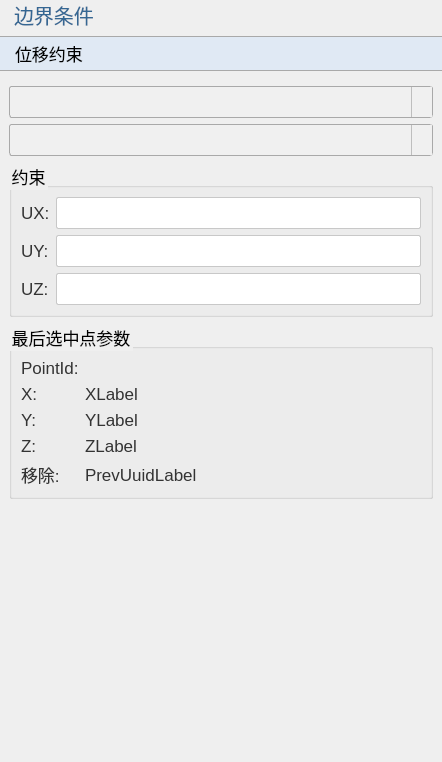
The window that plugins/Base_PhysicalField/DisplacementConstraintWidget.ui (asd977/base_cae) describes before a commit, drawn with Qt 5.
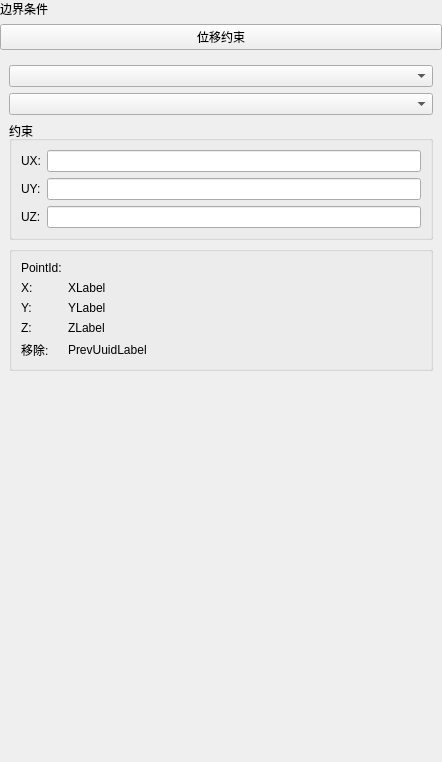
The same window after the commit. Icons and pictures are not drawn.

Commit message: fix(ui): place verticalSpacer at page root layout end

Diff of the .ui file:
```diff
--- a/plugins/Base_PhysicalField/DisplacementConstraintWidget.ui
+++ b/plugins/Base_PhysicalField/DisplacementConstraintWidget.ui
@@ -19,104 +19,6 @@
   <property name="windowTitle">
    <string>Form</string>
   </property>
-  <property name="styleSheet">
-   <string notr="true">QWidget{
-font-family: &quot;Microsoft YaHei&quot;, &quot;微软雅黑&quot;;
-}
-QPushButton {
-    font-size: 17px;
-    min-height: 32px;
-}
-QPushButton#pushButton {
-    background-color: rgb(224, 233, 244);
-    border-width: 1px;
-    border-color: rgb(121, 121, 121);
-    border-style: solid;
-    min-height: 33px;
-    border-top: 1px solid rgb(169, 169, 169);
-    border-bottom: 1px solid rgb(169, 169, 169);
-    border-left: none;
-    border-right: none;
-    text-align: left;
-    padding-left: 15px;
-    font-size: 17px;
-}
-QLabel {
-    font-size: 17px;
-    color: rgb(51, 51, 51);
-}
-QLabel#pageNameLabel {
-    font-size: 20px;
-    padding-left: 9px;
-    color: rgb(53, 103, 147);
-}
-QLineEdit, QTextEdit, QPlainTextEdit, QSpinBox, QDoubleSpinBox, QDateTimeEdit {
-    border: 1px solid rgb(200, 200, 200);
-    border-radius: 2px;
-    font-size: 17px;
-    min-height: 30px;
-}
-QLineEdit:focus, QTextEdit:focus, QPlainTextEdit:focus,
-QSpinBox:focus, QDoubleSpinBox:focus, QDateTimeEdit:focus {
-    border-color: rgb(100, 100, 255);
-    outline: none;
-}
-QComboBox {
-    font-size: 17px;
-    color: rgb(51, 51, 51);
-    padding-left: 6px;
-    background: rgb(240, 240, 240);
-    border: 1px solid rgb(169, 169, 169);
-    border-radius: 3px;
-    min-height: 30px;
-}
-QComboBox::drop-down {
-    subcontrol-origin: padding;
-    subcontrol-position: top right;
-    width: 20px;
-    background: rgb(240, 240, 240);
-    border-left: 1px solid rgb(190, 190, 190);
-}
-QComboBox::down-arrow {
-    image: url(:/resources/arrow_down_drawn.svg);
-    width: 12px;
-    height: 12px;
-}
-QSpinBox::up-button, QDoubleSpinBox::up-button {
-    subcontrol-origin: border;
-    subcontrol-position: top right;
-    width: 18px;
-    border-left: 1px solid rgb(190, 190, 190);
-    border-bottom: 1px solid rgb(210, 210, 210);
-    background: rgb(240, 240, 240);
-}
-QSpinBox::down-button, QDoubleSpinBox::down-button {
-    subcontrol-origin: border;
-    subcontrol-position: bottom right;
-    width: 18px;
-    border-left: 1px solid rgb(190, 190, 190);
-    background: rgb(240, 240, 240);
-}
-QSpinBox::up-arrow, QDoubleSpinBox::up-arrow {
-    image: url(:/resources/arrow_up_drawn.svg);
-    width: 10px;
-    height: 10px;
-}
-QSpinBox::down-arrow, QDoubleSpinBox::down-arrow {
-    image: url(:/resources/arrow_down_drawn.svg);
-    width: 10px;
-    height: 10px;
-}
-QRadioButton, QCheckBox, QGroupBox {
-    font-size: 17px;
-}
-QTableWidget, QTreeWidget, QListWidget {
-    font-size: 16px;
-    gridline-color: rgb(210, 210, 210);
-}
-
-</string>
-  </property>
   <layout class="QVBoxLayout" name="verticalLayout">
    <property name="leftMargin">
     <number>0</number>
@@ -227,12 +129,6 @@
           <height>0</height>
          </size>
         </property>
-        <property name="styleSheet">
-         <string notr="true"/>
-        </property>
-        <property name="title">
-         <string>最后选中点参数</string>
-        </property>
         <layout class="QGridLayout" name="gridLayout_4">
          <item row="1" column="0">
           <widget class="QLabel" name="label_6">
```
Left out of the diff: 18 changed lines with no effect on the pictures. The commit also changes 45 other files.
